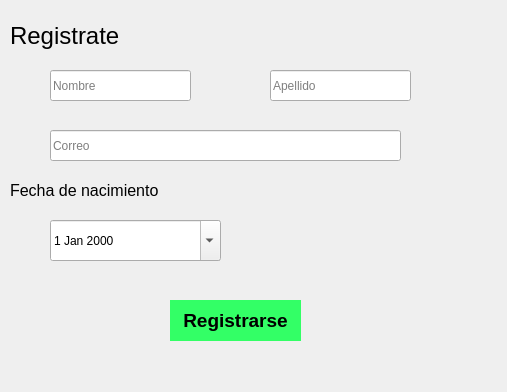
This is Inicio_sesion/vista_user.ui in JosueC07183/ProyectoIE0217 as Qt 5 draws it before an edit. The edited form follows.
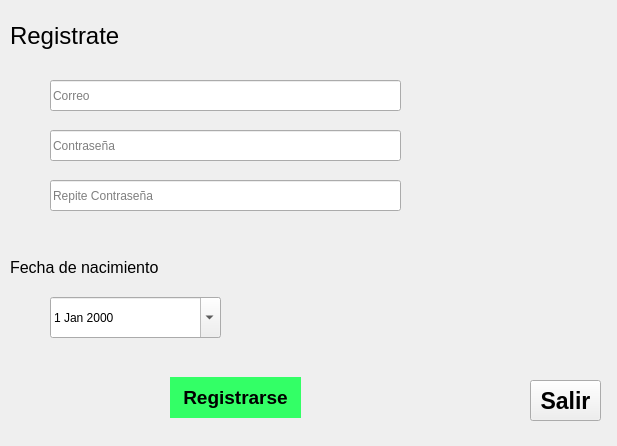
This is the edited form.

Patch:
```diff
--- a/Inicio_sesion/vista_user.ui
+++ b/Inicio_sesion/vista_user.ui
@@ -6,8 +6,8 @@
    <rect>
     <x>0</x>
     <y>0</y>
-    <width>507</width>
-    <height>392</height>
+    <width>617</width>
+    <height>446</height>
    </rect>
   </property>
   <property name="windowTitle">
@@ -35,7 +35,7 @@
    <property name="geometry">
     <rect>
      <x>10</x>
-     <y>180</y>
+     <y>257</y>
      <width>171</width>
      <height>21</height>
     </rect>
@@ -53,7 +53,7 @@
    <property name="geometry">
     <rect>
      <x>50</x>
-     <y>220</y>
+     <y>297</y>
      <width>171</width>
      <height>41</height>
     </rect>
@@ -66,7 +66,7 @@
    <property name="geometry">
     <rect>
      <x>170</x>
-     <y>300</y>
+     <y>377</y>
      <width>131</width>
      <height>41</height>
     </rect>
@@ -90,37 +90,11 @@
     <string>Registrarse</string>
    </property>
   </widget>
-  <widget class="QLineEdit" name="lineName">
-   <property name="geometry">
-    <rect>
-     <x>50</x>
-     <y>70</y>
-     <width>141</width>
-     <height>31</height>
-    </rect>
-   </property>
-   <property name="placeholderText">
-    <string>Nombre</string>
-   </property>
-  </widget>
-  <widget class="QLineEdit" name="lineApellido">
-   <property name="geometry">
-    <rect>
-     <x>270</x>
-     <y>70</y>
-     <width>141</width>
-     <height>31</height>
-    </rect>
-   </property>
-   <property name="placeholderText">
-    <string>Apellido</string>
-   </property>
-  </widget>
   <widget class="QLineEdit" name="lineEmail">
    <property name="geometry">
     <rect>
      <x>50</x>
-     <y>130</y>
+     <y>80</y>
      <width>351</width>
      <height>31</height>
     </rect>
@@ -129,6 +103,58 @@
     <string>Correo</string>
    </property>
   </widget>
+  <widget class="QPushButton" name="pushButton">
+   <property name="geometry">
+    <rect>
+     <x>530</x>
+     <y>380</y>
+     <width>71</width>
+     <height>41</height>
+    </rect>
+   </property>
+   <property name="font">
+    <font>
+     <pointsize>17</pointsize>
+     <weight>75</weight>
+     <bold>true</bold>
+    </font>
+   </property>
+   <property name="text">
+    <string>Salir</string>
+   </property>
+  </widget>
+  <widget class="QLineEdit" name="linePass">
+   <property name="geometry">
+    <rect>
+     <x>50</x>
+     <y>130</y>
+     <width>351</width>
+     <height>31</height>
+    </rect>
+   </property>
+   <property name="echoMode">
+    <enum>QLineEdit::Password</enum>
+   </property>
+   <property name="placeholderText">
+    <string>Contraseña</string>
+   </property>
+  </widget>
+  <widget class="QLineEdit" name="linePass_2">
+   <property name="geometry">
+    <rect>
+     <x>50</x>
+     <y>180</y>
+     <width>351</width>
+     <height>31</height>
+    </rect>
+   </property>
+   <property name="echoMode">
+    <enum>QLineEdit::Password</enum>
+   </property>
+   <property name="placeholderText">
+    <string>Repite Contraseña</string>
+   </property>
+  </widget>
  </widget>
  <resources/>
  <connections/>
```
